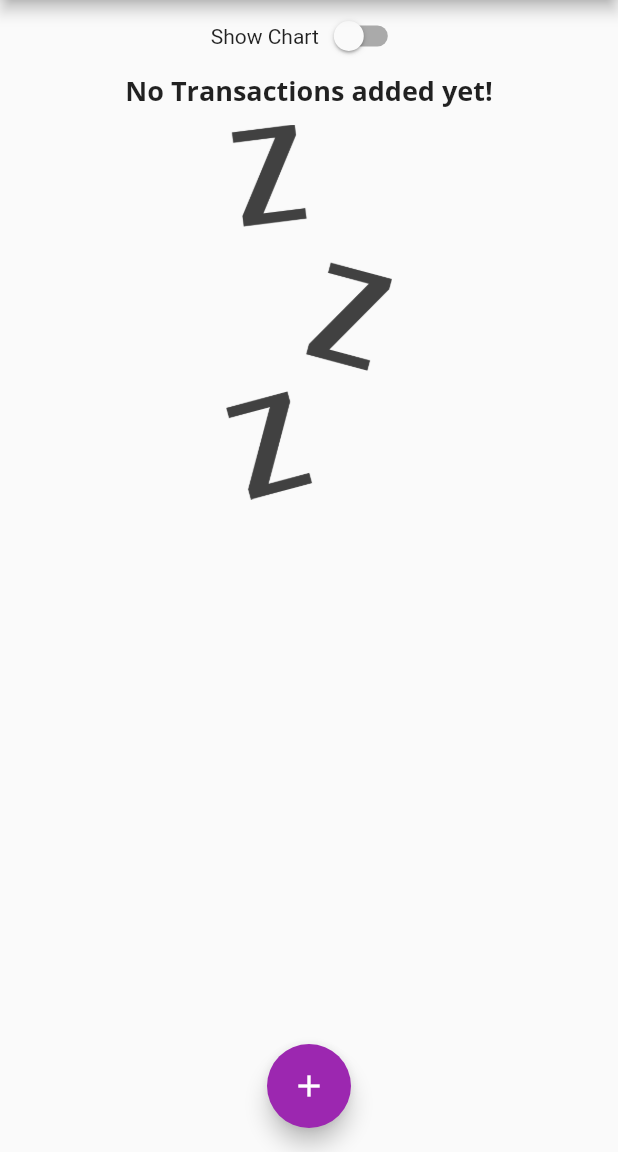
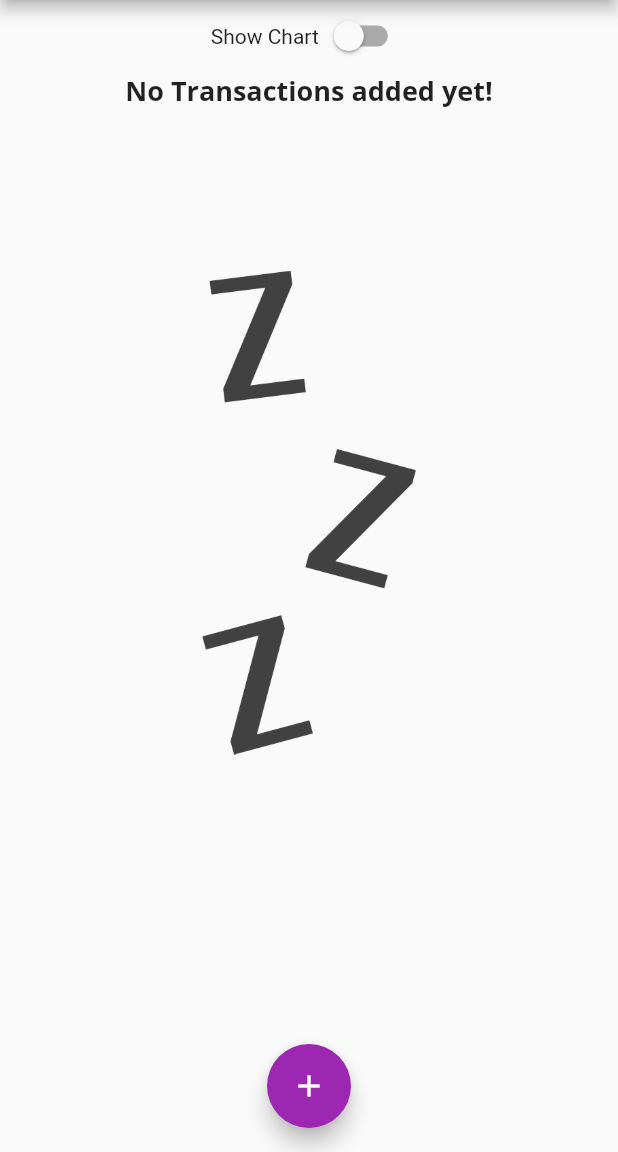
Before and after one commit to sahil1sk/Flutter-Expense-Calculator, a Flutter app: the screen it shows after launch, on a phone screen of 412 x 824 dp, the part 84-1236 px from its top. Run offline on Flutter 3.47's test engine with Material 2 defaults, Android fonts, the phone set to English and light mode, and no system bars; Roboto replaces fonts that are missing (Open Sans).

Commit message:
Finishing LandScape Mode

```diff
--- a/lib/main.dart
+++ b/lib/main.dart
@@ -138,10 +138,10 @@ class _MyHomePageState extends State<MyHomePage> {
               ],
             ),
             _showChart // if true then we will show chart otherwise list
-            ? Container(  // getting the 30% of height and deducting the appBar height and top padding
+            ? Container(  // getting the 70% of height and deducting the appBar height and top padding
                 height: ( MediaQuery.of(context).size.height -
                           appBar.preferredSize.height -
-                          MediaQuery.of(context).padding.top ) * 0.3,
+                          MediaQuery.of(context).padding.top ) * 0.7,
                 child: Chart(_recentTransactions),
               )
             : Container( // getting the 70% of height and deducting the appBar height and top padding
--- a/lib/widgets/transaction_list.dart
+++ b/lib/widgets/transaction_list.dart
@@ -11,24 +11,26 @@ class TransactionList extends StatelessWidget {
 
   @override
   Widget build(BuildContext context) {
-    return transactions.isEmpty ? Column(
+    return transactions.isEmpty ? LayoutBuilder(builder: (ctx, constraints){
+      return Column(
         children: <Widget>[
           Text(
             'No Transactions added yet!',
             style: Theme.of(context).textTheme.title, // setting the style like the theme title style
           ),
           SizedBox( // this invisible box will help to create the space
-          height: 10,
+            height: constraints.maxHeight * 0.2,
           ),
           Container( // we wrap the image in container so that BoxFit will calculate the hight of parent to set cover
-          height: 250,
+            height: constraints.maxHeight * 0.6, // setting the 60% of the height
             child: Image.asset(
               'assets/images/waiting.png',
               fit: BoxFit.cover,
             ),
           ),
         ],
-    ) : ListView.builder(
+      );
+    },) : ListView.builder(
       itemBuilder: (ctx, index) {
         return Card(
           margin: EdgeInsets.symmetric(
```
Lines whose indentation alone changed are shown as unchanged.
